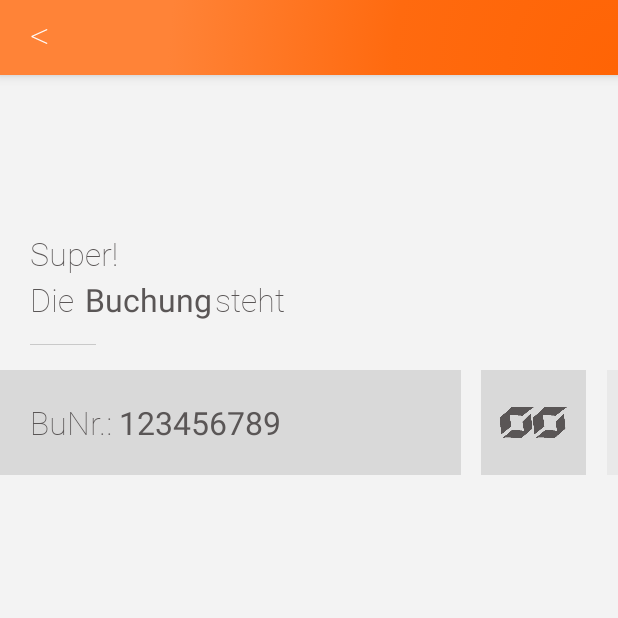
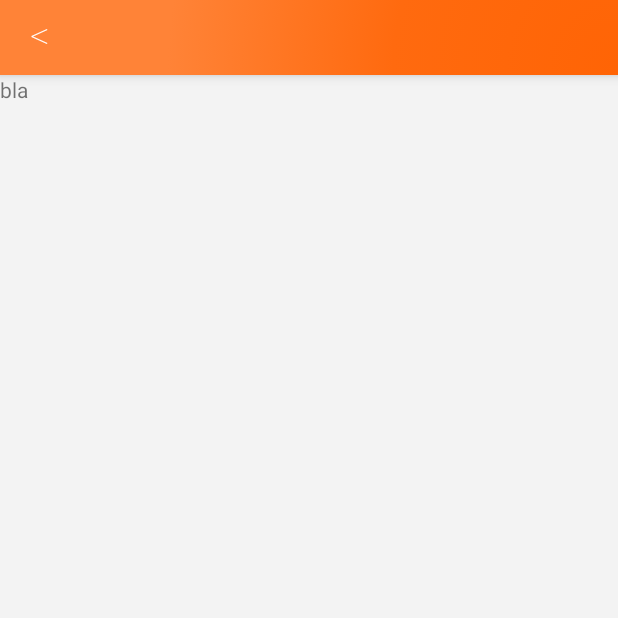
Before and after one commit to domidoof/DVSIN2, an Android app: the BuchenScreen4 screen opened directly, with no data from a screen before it, on a phone screen of 412 x 824 dp, the top half of it. Run offline under Robolectric (Android 15) with nearby library versions, the phone set to English and light mode, and no system bars; our stand-ins replace Firebase (no records; nobody signed in at launch, a user with empty details on screens opened directly); 5 statements that could not run were skipped.

Commit message:
end of day 25042018 V1

```diff
--- a/app/src/main/java/com/example/adrian/dvsin/Screens/BuchenScreen4.java
+++ b/app/src/main/java/com/example/adrian/dvsin/Screens/BuchenScreen4.java
@@ -4,6 +4,7 @@ import android.content.Intent;
 import android.graphics.Typeface;
 import android.os.Bundle;
 import android.support.v7.app.AppCompatActivity;
+import android.util.Log;
 import android.view.View;
 import android.widget.Button;
 import android.widget.ImageButton;
@@ -12,8 +13,21 @@ import android.widget.TextView;
 import com.example.adrian.dvsin.Buchungsklasse.Buchung;
 import com.example.adrian.dvsin.MainActivity;
 import com.example.adrian.dvsin.R;
+import com.google.firebase.database.DataSnapshot;
+import com.google.firebase.database.DatabaseError;
+import com.google.firebase.database.DatabaseReference;
+import com.google.firebase.database.FirebaseDatabase;
+import com.google.firebase.database.ValueEventListener;
+
+import java.util.ArrayList;
+import java.util.concurrent.ThreadLocalRandom;
 
 public class BuchenScreen4 extends AppCompatActivity {
+
+    // int
+    int lastElement;
+    int newOrderID;
+    int randomNum;
 
     // TextView Menüstruktur
 
@@ -22,12 +36,34 @@ public class BuchenScreen4 extends AppCompatActivity {
 
     // TextView Buchungsbestätigungsbereich
 
-    TextView text_buchungsbestaetigung_teil_1, text_buchungsbestaetigung_teil_2, text_buchungsbestaetigung_teil_3, text_buchungsbestaetigung_teil_4, buchungsnummer_abkuerzung, buchungsnummer_abktuell;
+    TextView text_buchungsbestaetigung_teil_1, text_buchungsbestaetigung_teil_2, text_buchungsbestaetigung_teil_3, text_buchungsbestaetigung_teil_4, buchungsnummer_abkuerzung, buchungsnummer_abktuell, loadingBackground;
 
 
     // verwendete Fonts
 
     Typeface font_roboto_thin, font_roboto_medium;
+
+
+    //Database Resources
+
+    FirebaseDatabase database2;
+
+
+    //Reference to the database
+
+    DatabaseReference ref2;
+
+
+    //Array List to save the data from the database
+
+    ArrayList<Integer> orderList = new ArrayList<>();
+    ArrayList<Integer> containerGrossList = new ArrayList<>();
+    ArrayList<Integer> containerKleinList = new ArrayList<>();
+
+
+    //aktuelle Buchungsklasse aus vorheriger activity
+
+    Buchung aktuelleBuchung;
 
 
     // ACTIVITY starten
@@ -37,48 +73,18 @@ public class BuchenScreen4 extends AppCompatActivity {
         super.onCreate(savedInstanceState);
         setContentView(R.layout.activity_buchen_screen_4);
 
+        setViews();
 
-        // TextView Menüstruktur
+        getLatestOrderID();
 
-        zurueck =(TextView) findViewById(R.id.zurueck);
-
-        // TextView Buchungsbereich zuweisen
-
-        text_buchungsbestaetigung_teil_1 =(TextView) findViewById(R.id.text_buchungsbestaetigung_teil_1);
-        text_buchungsbestaetigung_teil_2 = (TextView) findViewById(R.id.text_buchungsbestaetigung_teil_2);
-        text_buchungsbestaetigung_teil_3 = (TextView) findViewById(R.id.text_buchungsbestaetigung_teil_3);
-        text_buchungsbestaetigung_teil_4 = (TextView) findViewById(R.id.text_buchungsbestaetigung_teil_4);
-
-        buchungsnummer_abkuerzung = (TextView) findViewById(R.id.buchungsnummer_abkuerzung);
-        buchungsnummer_abktuell = (TextView) findViewById(R.id.buchungsnummer_aktuell);
-
-        // Fonts einbeziehen
-
-        font_roboto_thin = Typeface.createFromAsset(getAssets(), "fonts/roboto-thin.ttf");
-
-
-        //-- Fonts ANWENDEN --
-
-        // Fonts für Eingabeauffroderung und Menüstruktur setzen
-
-        zurueck.setTypeface(font_roboto_thin);
-
-        // Fonts für Eingabeauffroderung und Menüstruktur setzen
-
-        text_buchungsbestaetigung_teil_1.setTypeface(font_roboto_thin);
-        text_buchungsbestaetigung_teil_2.setTypeface(font_roboto_thin);
-        text_buchungsbestaetigung_teil_3.setTypeface(font_roboto_medium);
-        text_buchungsbestaetigung_teil_4.setTypeface(font_roboto_thin);
-
-        buchungsnummer_abkuerzung.setTypeface(font_roboto_thin);
-        buchungsnummer_abktuell.setTypeface(font_roboto_medium);
+        writeToDatabase();
 
 
         // INHALT Activity wählen --- //
 
         // Inhalt: Aktuelle Buchungseigenschaften von letzter Aktivity holen
 
-        final Buchung aktuelleBuchung = (Buchung) getIntent().getParcelableExtra("aktuelleBuchungKEY");
+        aktuelleBuchung = (Buchung) getIntent().getParcelableExtra("aktuelleBuchungKEY");
 
         buchungsnummer_abktuell.setText(Integer.toString((aktuelleBuchung.getBuchungsID())));
 
@@ -109,4 +115,87 @@ public class BuchenScreen4 extends AppCompatActivity {
         });
 
     }
+
+    private void writeToDatabase() {
+        lastElement = orderList.size() - 1;
+        newOrderID = orderList.get(lastElement) + 1;
+
+        //set new orderID
+        aktuelleBuchung.setBuchungsID(newOrderID);
+
+        for (int i = 0; i < aktuelleBuchung.getContainerZahlGross(); i++) {
+            randomNum = ThreadLocalRandom.current().nextInt(1000, 9999);
+            containerGrossList.add(randomNum);
+        }
+
+        for (int i = 0; i < aktuelleBuchung.getContainerZahlKlein(); i++) {
+            randomNum = ThreadLocalRandom.current().nextInt(1000, 9999);
+            containerKleinList.add(randomNum);
+        }
+
+    }
+
+    private void setViews() {
+        // TextView Menüstruktur
+
+        zurueck =(TextView) findViewById(R.id.zurueck);
+
+        // TextView Buchungsbereich zuweisen
+
+        text_buchungsbestaetigung_teil_1 =(TextView) findViewById(R.id.text_buchungsbestaetigung_teil_1);
+        text_buchungsbestaetigung_teil_2 = (TextView) findViewById(R.id.text_buchungsbestaetigung_teil_2);
+        text_buchungsbestaetigung_teil_3 = (TextView) findViewById(R.id.text_buchungsbestaetigung_teil_3);
+        text_buchungsbestaetigung_teil_4 = (TextView) findViewById(R.id.text_buchungsbestaetigung_teil_4);
+
+        buchungsnummer_abkuerzung = (TextView) findViewById(R.id.buchungsnummer_abkuerzung);
+        buchungsnummer_abktuell = (TextView) findViewById(R.id.buchungsnummer_aktuell);
+
+        loadingBackground = findViewById(R.id.loadingBackground);
+
+        // Fonts einbeziehen
+
+        font_roboto_thin = Typeface.createFromAsset(getAssets(), "fonts/roboto-thin.ttf");
+
+
+        //-- Fonts ANWENDEN --
+
+        // Fonts für Eingabeauffroderung und Menüstruktur setzen
+
+        zurueck.setTypeface(font_roboto_thin);
+
+        // Fonts für Eingabeauffroderung und Menüstruktur setzen
+
+        text_buchungsbestaetigung_teil_1.setTypeface(font_roboto_thin);
+        text_buchungsbestaetigung_teil_2.setTypeface(font_roboto_thin);
+        text_buchungsbestaetigung_teil_3.setTypeface(font_roboto_medium);
+        text_buchungsbestaetigung_teil_4.setTypeface(font_roboto_thin);
+
+        buchungsnummer_abkuerzung.setTypeface(font_roboto_thin);
+        buchungsnummer_abktuell.setTypeface(font_roboto_medium);
+    }
+
+
+    private void getLatestOrderID() {
+        database2 = FirebaseDatabase.getInstance();
+        ref2 = database2.getReference("orders");
+
+        ref2.addValueEventListener(new ValueEventListener() {
+            @Override
+            public void onDataChange(DataSnapshot dataSnapshot) {
+
+                for (DataSnapshot snp : dataSnapshot.getChildren()) {
+                    orderList.add(Integer.valueOf(snp.getKey()));
+                    Log.d("TAG", "Value is: " + snp);
+
+                }
+            }
+
+            @Override
+            public void onCancelled(DatabaseError databaseError) {
+                Log.w("TAG", "Failed to read value.", databaseError.toException());
+
+            }
+        });
+
+    }
 }
--- a/app/src/main/res/layout/activity_buchen_screen_4.xml
+++ b/app/src/main/res/layout/activity_buchen_screen_4.xml
@@ -47,6 +47,15 @@
         android:layout_height="match_parent"
         android:layout_weight="1"
         android:orientation="vertical">
+
+        <TextView
+            android:id="@+id/loadingBackground"
+            android:layout_width="match_parent"
+            android:layout_height="match_parent"
+            android:text="bla"
+            android:background="@color/weiss_hintergrund_screen" />
+            <!-- android:visibility="gone" -->
+
 
         <LinearLayout
             android:id="@+id/buchungsbestätigung_text_uebersicht"
@@ -254,8 +263,6 @@
 
         </TableLayout>
 
-
-
     </LinearLayout>
 
 </LinearLayout>
--- a/app/src/main/res/layout/activity_containern_screen_2.xml
+++ b/app/src/main/res/layout/activity_containern_screen_2.xml
@@ -39,12 +39,13 @@
                 android:layout_weight="1"
                 android:background="@android:color/transparent"
                 android:gravity="left"
+                android:onClick="onClickBack"
                 android:paddingBottom="8dp"
                 android:paddingLeft="20dp"
                 android:paddingTop="5dp"
                 android:text="@string/zurueckzeichen"
                 android:textColor="#ffffff"
-            android:textSize="25sp"/>
+                android:textSize="25sp" />
 
             <ImageButton
                 android:id="@+id/ebene_oben"
@@ -550,6 +551,7 @@
                     android:layout_weight="1.5"
                     android:background="@color/weiss_hintergrund_screen"
 
+                    android:onClick="onClickNext"
                     android:scaleType="fitCenter"
                     android:src="@drawable/button_vorwaerts" />
 
```
Also changed, not shown: app/src/main/java/com/example/adrian/dvsin/Screens/ContainernScreen1.java (+4 -6 lines), app/src/main/java/com/example/adrian/dvsin/Screens/ContainernScreen2.java (+94 -94 lines). Lines whose indentation alone changed are shown as unchanged.
